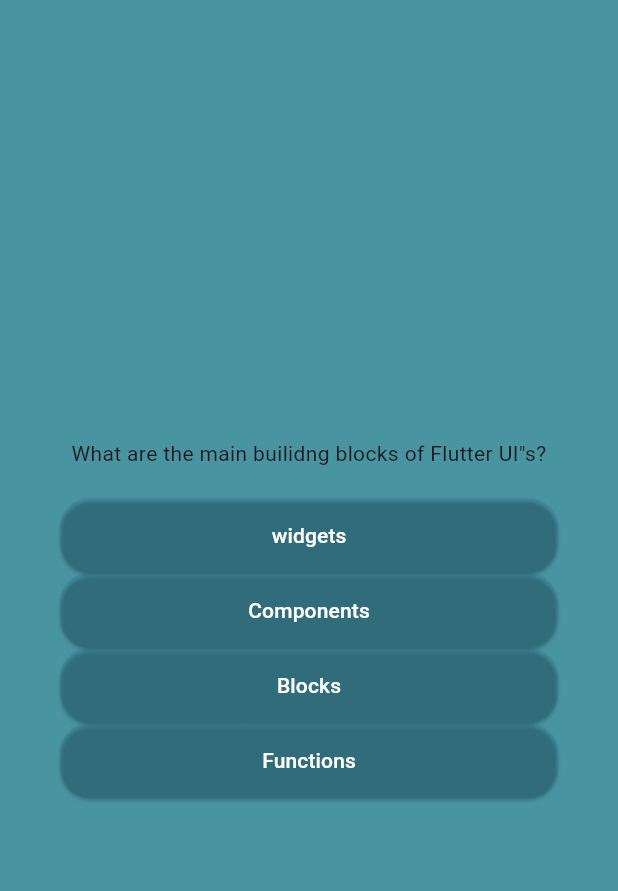
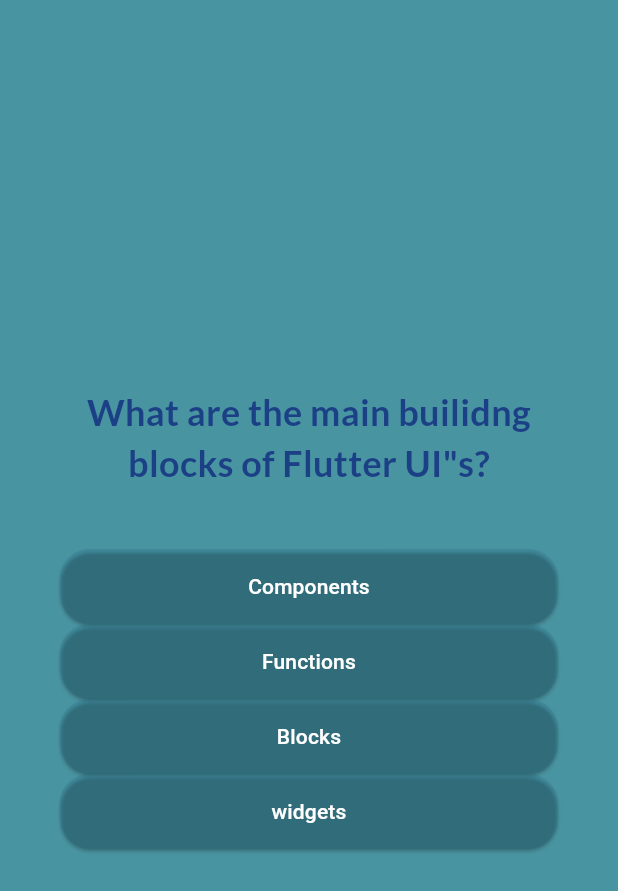
Before and after one commit to DereckAn/FlutterProjects, a Flutter app: the screen it shows after launch, after a tap on "Start", on a phone screen of 412 x 824 dp. Shown: the top 891 px of the screen. Run offline on Flutter 3.47's test engine with Material 2 defaults, Android fonts, the phone set to English and light mode, and no system bars; our stand-ins replace google_fonts.

Commit message:
guardando la infomacion

```diff
--- a/quizz_app/lib/models/answer_button.dart
+++ b/quizz_app/lib/models/answer_button.dart
@@ -18,7 +18,7 @@
           borderRadius: BorderRadius.circular(20),
         ),
       ),
-      child: Text(answerText),
+      child: Text(answerText, textAlign: TextAlign.center,),
     );
   }
 }
--- a/quizz_app/lib/models/quiz_questions.dart
+++ b/quizz_app/lib/models/quiz_questions.dart
@@ -4,4 +4,10 @@
 
   final String question;
   final List<String> answers;
+
+  List<String> getShuffledAnswers() {
+    final shuffledList = List.of(answers);
+    shuffledList.shuffle();
+    return shuffledList;
+  }
 }
--- a/quizz_app/lib/questions.dart
+++ b/quizz_app/lib/questions.dart
@@ -1,20 +1,33 @@
 import 'package:flutter/material.dart';
 import 'package:quizz_app/data/dummy_questions.dart';
+import 'package:google_fonts/google_fonts.dart';
 
 import 'models/answer_button.dart';
 
 class Questions extends StatefulWidget {
-  const Questions({super.key});
+  const Questions(this.onAnswer, {super.key});
+
+  final void Function(String answer) onAnswer;
 
   @override
   State<Questions> createState() => _QuestionsState();
 }
 
 class _QuestionsState extends State<Questions> {
-  final currentQuestion = questionss[0];
+  var questionIndex = 0;
+
+  void answerQuestion(String answer) {
+    widget.onAnswer(answer);
+    setState(() {
+      questionIndex++;
+    });
+  }
+
+
 
   @override
   Widget build(BuildContext context) {
+    final currentQuestion = questionss[questionIndex];
     return SizedBox(
       width: double.infinity,
       child: Container(
@@ -23,10 +36,18 @@
           mainAxisAlignment: MainAxisAlignment.center,
           crossAxisAlignment: CrossAxisAlignment.stretch,
           children: [
-            Text(currentQuestion.question, textAlign: TextAlign.center,),
-            const SizedBox(height: 20),
-            ...currentQuestion.answers.map((answer) {
-              return AnswerButton(answer, () {});
+            Text(
+              currentQuestion.question,
+              textAlign: TextAlign.center,
+              style: GoogleFonts.lato(
+                fontSize: 24,
+                fontWeight: FontWeight.bold,
+                color: const Color.fromARGB(255, 27, 64, 133),
+              ),
+            ),
+            const SizedBox(height: 40),
+            ...currentQuestion.getShuffledAnswers().map((answer) {
+              return AnswerButton(answer, () => answerQuestion(answer)  );
             }),
           ],
         ),
--- a/quizz_app/lib/quiz.dart
+++ b/quizz_app/lib/quiz.dart
@@ -1,5 +1,7 @@
 import 'package:flutter/material.dart';
+import 'package:quizz_app/data/dummy_questions.dart';
 import 'package:quizz_app/questions.dart';
+import 'package:quizz_app/results_screen.dart';
 
 import 'home.dart';
 
@@ -11,11 +13,12 @@
 }
 
 class _QuizState extends State<Quiz> {
+  List<String> selectedAnswer = [];
+
   var activeScreen2 =
       "start-screen"; // Este metodo es para eliminar el inistate
 
-  Widget? activeSreen;
-
+  // Widget? activeSreen;
   // @override
   // void initState() {
   //   super.initState();
@@ -29,12 +32,23 @@
     });
   }
 
+  void chooseAnswer(String answer) {
+    selectedAnswer.add(answer);
+    if (selectedAnswer.length == questionss.length) {
+      setState(() {
+        // selectedAnswer = [];
+        activeScreen2 = 'results-screen';
+      });
+    }
+  }
+
   @override
   Widget build(BuildContext context) {
-    var anotherMethod =
-        activeScreen2 == 'start-screen' //esto se llama "turnary expresion"
-            ? MyHomePage(switchScreen)
-            : const Questions();
+    var anotherMethod = activeScreen2 == 'start-screen'
+        ? MyHomePage(switchScreen)
+        : (activeScreen2 == 'questions-screen'
+            ? Questions(chooseAnswer)
+            : Results(selectedAnswer));
 
     return MaterialApp(
         title: 'Flutter Demo',
--- a/quizz_app/pubspec.yaml
+++ b/quizz_app/pubspec.yaml
@@ -35,6 +35,7 @@
   # The following adds the Cupertino Icons font to your application.
   # Use with the CupertinoIcons class for iOS style icons.
   cupertino_icons: ^1.0.2
+  google_fonts: ^5.0.0
 
 dev_dependencies:
   flutter_test:
```
Also changed, not shown: quizz_app/lib/questions_summary.dart (added, +29 -0 lines), quizz_app/lib/results_screen.dart (added, +44 -0 lines), quizz_app/pubspec.lock, 1 other file.
